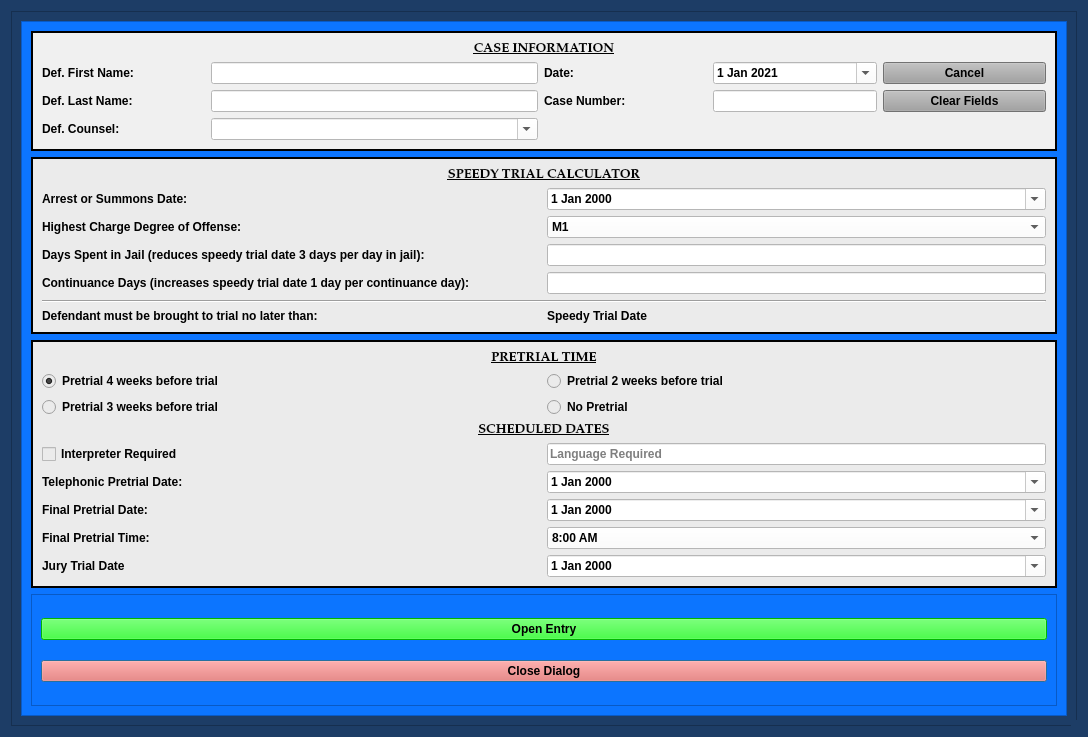
HunterProgram22/MuniEntry, file munientry/views/ui/SchedulingEntryDialog.ui: the form before one commit.
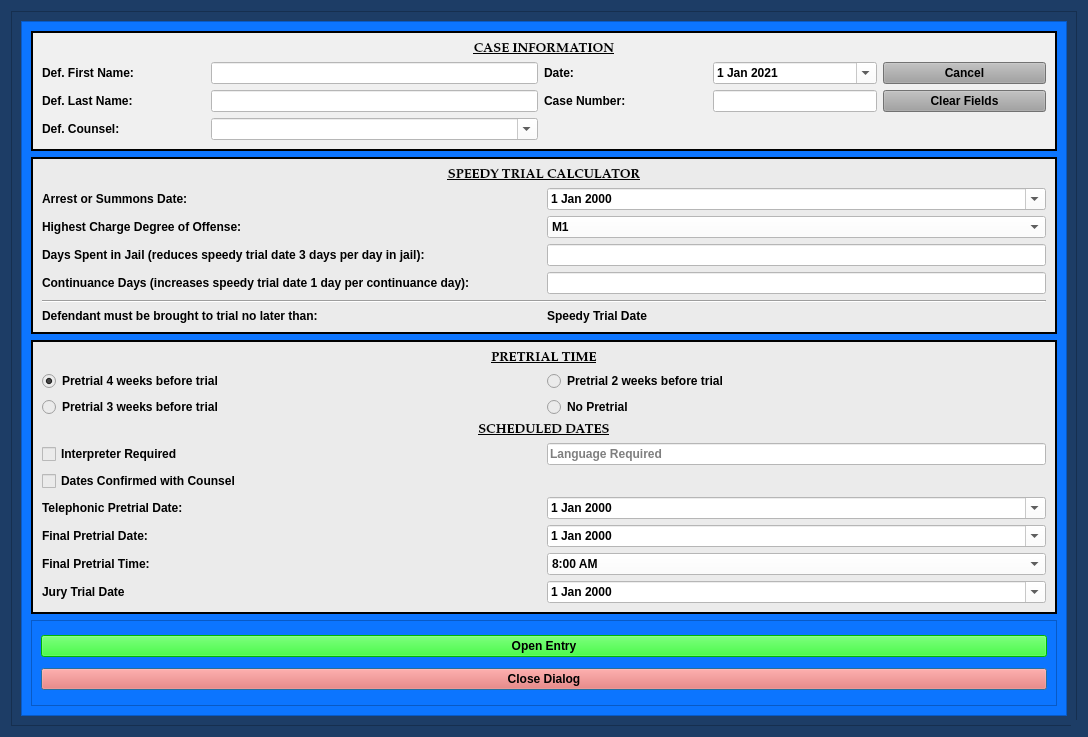
The form after the commit. Custom widgets are drawn as their Qt base class.

Commit message: Added dates confirmed to all scheduling entries.

Diff of the .ui file:
```diff
--- a/munientry/views/ui/SchedulingEntryDialog.ui
+++ b/munientry/views/ui/SchedulingEntryDialog.ui
@@ -181,7 +181,7 @@
            <x>0</x>
            <y>0</y>
            <width>1027</width>
-           <height>700</height>
+           <height>728</height>
           </rect>
          </property>
          <layout class="QGridLayout" name="gridLayout_2">
@@ -522,6 +522,27 @@
              <number>2</number>
             </property>
             <layout class="QGridLayout" name="gridLayout_5" columnstretch="1,1">
+             <item row="3" column="0">
+              <widget class="QRadioButton" name="three_week_pretrial_radio_btn">
+               <property name="text">
+                <string>Pretrial 3 weeks before trial</string>
+               </property>
+               <attribute name="buttonGroup">
+                <string notr="true">buttonGroup</string>
+               </attribute>
+              </widget>
+             </item>
+             <item row="10" column="1">
+              <widget class="NoScrollDateEdit" name="trial_date">
+               <property name="styleSheet">
+                <string notr="true">color: rgb(0, 0, 0);
+background-color: rgb(255, 255, 255);</string>
+               </property>
+               <property name="calendarPopup">
+                <bool>true</bool>
+               </property>
+              </widget>
+             </item>
              <item row="2" column="0">
               <widget class="QRadioButton" name="four_week_pretrial_radio_btn">
                <property name="text">
@@ -535,17 +556,6 @@
                </attribute>
               </widget>
              </item>
-             <item row="9" column="1">
-              <widget class="NoScrollDateEdit" name="trial_date">
-               <property name="styleSheet">
-                <string notr="true">color: rgb(0, 0, 0);
-background-color: rgb(255, 255, 255);</string>
-               </property>
-               <property name="calendarPopup">
-                <bool>true</bool>
-               </property>
-              </widget>
-             </item>
              <item row="4" column="0" colspan="2">
               <widget class="QLabel" name="label_5">
                <property name="font">
@@ -566,89 +576,7 @@
                </property>
               </widget>
              </item>
-             <item row="3" column="0">
-              <widget class="QRadioButton" name="three_week_pretrial_radio_btn">
-               <property name="text">
-                <string>Pretrial 3 weeks before trial</string>
-               </property>
-               <attribute name="buttonGroup">
-                <string notr="true">buttonGroup</string>
-               </attribute>
-              </widget>
-             </item>
-             <item row="3" column="1">
-              <widget class="QRadioButton" name="no_pretrial_radio_btn">
-               <property name="text">
-                <string>No Pretrial</string>
-               </property>
-               <attribute name="buttonGroup">
-                <string notr="true">buttonGroup</string>
-               </attribute>
-              </widget>
-             </item>
-             <item row="2" column="1">
-              <widget class="QRadioButton" name="two_week_pretrial_radio_btn">
-               <property name="text">
-                <string>Pretrial 2 weeks before trial</string>
-               </property>
-               <attribute name="buttonGroup">
-                <string notr="true">buttonGroup</string>
-               </attribute>
-              </widget>
-             </item>
-             <item row="9" column="0">
-              <widget class="QLabel" name="label_4">
-               <property name="text">
-                <string>Jury Trial Date</string>
-               </property>
-              </widget>
-             </item>
-             <item row="1" column="0" colspan="2">
-              <widget class="QLabel" name="label_16">
-               <property name="font">
-                <font>
-                 <family>Palatino Linotype</family>
-                 <pointsize>10</pointsize>
-                 <weight>75</weight>
-                 <italic>false</italic>
-                 <bold>true</bold>
-                 <underline>true</underline>
-                </font>
-               </property>
-               <property name="text">
-                <string>PRETRIAL TIME</string>
-               </property>
-               <property name="alignment">
-                <set>Qt::AlignCenter</set>
-               </property>
-              </widget>
-             </item>
              <item row="7" column="1">
-              <widget class="NoScrollDateEdit" name="final_pretrial_date">
-               <property name="styleSheet">
-                <string notr="true">color: rgb(0, 0, 0);
-background-color: rgb(255, 255, 255);</string>
-               </property>
-               <property name="calendarPopup">
-                <bool>true</bool>
-               </property>
-              </widget>
-             </item>
-             <item row="7" column="0">
-              <widget class="QLabel" name="label_9">
-               <property name="text">
-                <string>Final Pretrial Date:</string>
-               </property>
-              </widget>
-             </item>
-             <item row="6" column="0">
-              <widget class="QLabel" name="pretrial_date_label">
-               <property name="text">
-                <string>Telephonic Pretrial Date:</string>
-               </property>
-              </widget>
-             </item>
-             <item row="6" column="1">
               <widget class="NoScrollDateEdit" name="pretrial_date">
                <property name="styleSheet">
                 <string notr="true">color: rgb(0, 0, 0);
@@ -659,14 +587,7 @@
                </property>
               </widget>
              </item>
-             <item row="8" column="0">
-              <widget class="QLabel" name="label_7">
-               <property name="text">
-                <string>Final Pretrial Time:</string>
-               </property>
-              </widget>
-             </item>
-             <item row="8" column="1">
+             <item row="9" column="1">
               <widget class="NoScrollComboBox" name="final_pretrial_time">
                <property name="styleSheet">
                 <string notr="true">background-color: rgb(255, 255, 255);</string>
@@ -818,6 +739,85 @@
                </item>
               </widget>
              </item>
+             <item row="9" column="0">
+              <widget class="QLabel" name="label_7">
+               <property name="text">
+                <string>Final Pretrial Time:</string>
+               </property>
+              </widget>
+             </item>
+             <item row="2" column="1">
+              <widget class="QRadioButton" name="two_week_pretrial_radio_btn">
+               <property name="text">
+                <string>Pretrial 2 weeks before trial</string>
+               </property>
+               <attribute name="buttonGroup">
+                <string notr="true">buttonGroup</string>
+               </attribute>
+              </widget>
+             </item>
+             <item row="3" column="1">
+              <widget class="QRadioButton" name="no_pretrial_radio_btn">
+               <property name="text">
+                <string>No Pretrial</string>
+               </property>
+               <attribute name="buttonGroup">
+                <string notr="true">buttonGroup</string>
+               </attribute>
+              </widget>
+             </item>
+             <item row="10" column="0">
+              <widget class="QLabel" name="label_4">
+               <property name="text">
+                <string>Jury Trial Date</string>
+               </property>
+              </widget>
+             </item>
+             <item row="1" column="0" colspan="2">
+              <widget class="QLabel" name="label_16">
+               <property name="font">
+                <font>
+                 <family>Palatino Linotype</family>
+                 <pointsize>10</pointsize>
+                 <weight>75</weight>
+                 <italic>false</italic>
+                 <bold>true</bold>
+                 <underline>true</underline>
+                </font>
+               </property>
+               <property name="text">
+                <string>PRETRIAL TIME</string>
+               </property>
+               <property name="alignment">
+                <set>Qt::AlignCenter</set>
+               </property>
+              </widget>
+             </item>
+             <item row="8" column="1">
+              <widget class="NoScrollDateEdit" name="final_pretrial_date">
+               <property name="styleSheet">
+                <string notr="true">color: rgb(0, 0, 0);
+background-color: rgb(255, 255, 255);</string>
+               </property>
+               <property name="calendarPopup">
+                <bool>true</bool>
+               </property>
+              </widget>
+             </item>
+             <item row="8" column="0">
+              <widget class="QLabel" name="label_9">
+               <property name="text">
+                <string>Final Pretrial Date:</string>
+               </property>
+              </widget>
+             </item>
+             <item row="7" column="0">
+              <widget class="QLabel" name="pretrial_date_label">
+               <property name="text">
+                <string>Telephonic Pretrial Date:</string>
+               </property>
+              </widget>
+             </item>
              <item row="5" column="0">
               <widget class="QCheckBox" name="interpreter_check_box">
                <property name="text">
@@ -835,6 +835,13 @@
                </property>
               </widget>
              </item>
+             <item row="6" column="0">
+              <widget class="QCheckBox" name="dates_confirmed_check_box">
+               <property name="text">
+                <string>Dates Confirmed with Counsel</string>
+               </property>
+              </widget>
+             </item>
             </layout>
            </widget>
           </item>
```
The commit also changes 16 other files.
